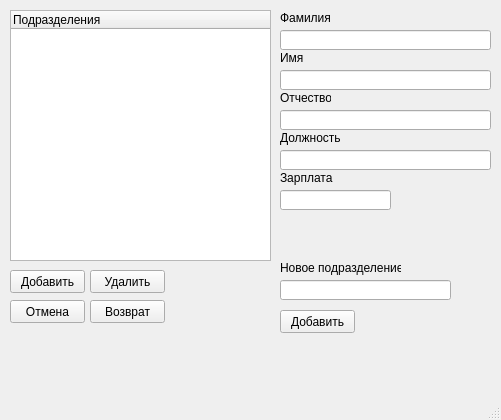
Above: mainwindow.ui from Seathe14/EmployeeAdderXML before the change. Below: the same form after it.
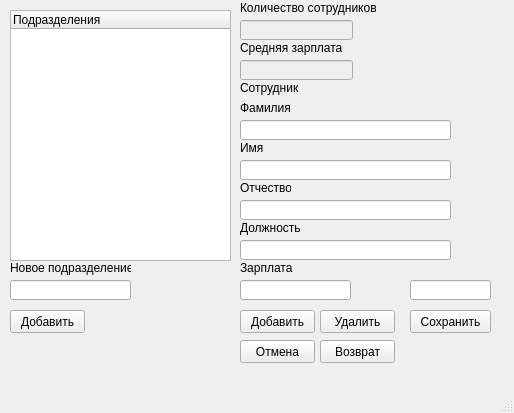
That is the form after the change.

Commit message: Beta XML EmployeeAdder

The edit to the form file:
```diff
--- a/mainwindow.ui
+++ b/mainwindow.ui
@@ -6,8 +6,8 @@
    <rect>
     <x>0</x>
     <y>0</y>
-    <width>501</width>
-    <height>420</height>
+    <width>514</width>
+    <height>413</height>
    </rect>
   </property>
   <property name="windowTitle">
@@ -19,7 +19,7 @@
      <rect>
       <x>10</x>
       <y>10</y>
-      <width>261</width>
+      <width>221</width>
       <height>251</height>
      </rect>
     </property>
@@ -32,8 +32,8 @@
    <widget class="QPushButton" name="addEmplBtn">
     <property name="geometry">
      <rect>
-      <x>10</x>
-      <y>270</y>
+      <x>240</x>
+      <y>310</y>
       <width>75</width>
       <height>23</height>
      </rect>
@@ -45,8 +45,8 @@
    <widget class="QLineEdit" name="surnameLE">
     <property name="geometry">
      <rect>
-      <x>280</x>
-      <y>30</y>
+      <x>240</x>
+      <y>120</y>
       <width>211</width>
       <height>20</height>
      </rect>
@@ -55,8 +55,8 @@
    <widget class="QLineEdit" name="nameLE">
     <property name="geometry">
      <rect>
-      <x>280</x>
-      <y>70</y>
+      <x>240</x>
+      <y>160</y>
       <width>211</width>
       <height>20</height>
      </rect>
@@ -65,8 +65,8 @@
    <widget class="QLineEdit" name="middleNameLE">
     <property name="geometry">
      <rect>
-      <x>280</x>
-      <y>110</y>
+      <x>240</x>
+      <y>200</y>
       <width>211</width>
       <height>20</height>
      </rect>
@@ -78,8 +78,8 @@
    <widget class="QLineEdit" name="jobLE">
     <property name="geometry">
      <rect>
-      <x>280</x>
-      <y>150</y>
+      <x>240</x>
+      <y>240</y>
       <width>211</width>
       <height>20</height>
      </rect>
@@ -88,8 +88,8 @@
    <widget class="QLineEdit" name="salaryLE">
     <property name="geometry">
      <rect>
-      <x>280</x>
-      <y>190</y>
+      <x>240</x>
+      <y>280</y>
       <width>111</width>
       <height>20</height>
      </rect>
@@ -98,8 +98,8 @@
    <widget class="QLabel" name="surnameLbl">
     <property name="geometry">
      <rect>
-      <x>280</x>
-      <y>10</y>
+      <x>240</x>
+      <y>100</y>
       <width>51</width>
       <height>16</height>
      </rect>
@@ -111,8 +111,8 @@
    <widget class="QLabel" name="nameLbl">
     <property name="geometry">
      <rect>
-      <x>280</x>
-      <y>50</y>
+      <x>240</x>
+      <y>140</y>
       <width>51</width>
       <height>16</height>
      </rect>
@@ -124,8 +124,8 @@
    <widget class="QLabel" name="middleNameLbl">
     <property name="geometry">
      <rect>
-      <x>280</x>
-      <y>90</y>
+      <x>240</x>
+      <y>180</y>
       <width>51</width>
       <height>16</height>
      </rect>
@@ -137,8 +137,8 @@
    <widget class="QLabel" name="jobLbl">
     <property name="geometry">
      <rect>
-      <x>280</x>
-      <y>130</y>
+      <x>240</x>
+      <y>220</y>
       <width>61</width>
       <height>16</height>
      </rect>
@@ -150,8 +150,8 @@
    <widget class="QLabel" name="salaryLbl">
     <property name="geometry">
      <rect>
-      <x>280</x>
-      <y>170</y>
+      <x>240</x>
+      <y>260</y>
       <width>61</width>
       <height>16</height>
      </rect>
@@ -163,8 +163,8 @@
    <widget class="QPushButton" name="delEmplBtn">
     <property name="geometry">
      <rect>
-      <x>90</x>
-      <y>270</y>
+      <x>320</x>
+      <y>310</y>
       <width>75</width>
       <height>23</height>
      </rect>
@@ -176,8 +176,8 @@
    <widget class="QPushButton" name="undoBtn">
     <property name="geometry">
      <rect>
-      <x>10</x>
-      <y>300</y>
+      <x>240</x>
+      <y>340</y>
       <width>75</width>
       <height>23</height>
      </rect>
@@ -189,9 +189,9 @@
    <widget class="QLineEdit" name="newDepartmentLE">
     <property name="geometry">
      <rect>
-      <x>280</x>
+      <x>10</x>
       <y>280</y>
-      <width>171</width>
+      <width>121</width>
       <height>20</height>
      </rect>
     </property>
@@ -199,7 +199,7 @@
    <widget class="QLabel" name="salaryLbl_2">
     <property name="geometry">
      <rect>
-      <x>280</x>
+      <x>10</x>
       <y>260</y>
       <width>121</width>
       <height>16</height>
@@ -212,7 +212,7 @@
    <widget class="QPushButton" name="addDepBtn">
     <property name="geometry">
      <rect>
-      <x>280</x>
+      <x>10</x>
       <y>310</y>
       <width>75</width>
       <height>23</height>
@@ -225,8 +225,8 @@
    <widget class="QPushButton" name="redoBtn">
     <property name="geometry">
      <rect>
-      <x>90</x>
-      <y>300</y>
+      <x>320</x>
+      <y>340</y>
       <width>75</width>
       <height>23</height>
      </rect>
@@ -235,6 +235,100 @@
      <string>Возврат</string>
     </property>
    </widget>
+   <widget class="QLineEdit" name="departmentEmployeeNumLE">
+    <property name="enabled">
+     <bool>false</bool>
+    </property>
+    <property name="geometry">
+     <rect>
+      <x>240</x>
+      <y>20</y>
+      <width>113</width>
+      <height>20</height>
+     </rect>
+    </property>
+   </widget>
+   <widget class="QLabel" name="departmentEmployeeNumLbl">
+    <property name="geometry">
+     <rect>
+      <x>240</x>
+      <y>0</y>
+      <width>141</width>
+      <height>16</height>
+     </rect>
+    </property>
+    <property name="text">
+     <string>Количество сотрудников</string>
+    </property>
+   </widget>
+   <widget class="QLabel" name="departmentAvgSalaryLbl">
+    <property name="geometry">
+     <rect>
+      <x>240</x>
+      <y>40</y>
+      <width>111</width>
+      <height>16</height>
+     </rect>
+    </property>
+    <property name="text">
+     <string>Средняя зарплата</string>
+    </property>
+   </widget>
+   <widget class="QLineEdit" name="departmentAvgSalaryLE">
+    <property name="enabled">
+     <bool>false</bool>
+    </property>
+    <property name="geometry">
+     <rect>
+      <x>240</x>
+      <y>60</y>
+      <width>113</width>
+      <height>20</height>
+     </rect>
+    </property>
+   </widget>
+   <widget class="QLabel" name="newEmployeeLbl">
+    <property name="geometry">
+     <rect>
+      <x>240</x>
+      <y>80</y>
+      <width>61</width>
+      <height>16</height>
+     </rect>
+    </property>
+    <property name="text">
+     <string>Сотрудник</string>
+    </property>
+   </widget>
+   <widget class="QLineEdit" name="saveLE">
+    <property name="geometry">
+     <rect>
+      <x>410</x>
+      <y>280</y>
+      <width>81</width>
+      <height>20</height>
+     </rect>
+    </property>
+    <property name="inputMask">
+     <string/>
+    </property>
+    <property name="text">
+     <string/>
+    </property>
+   </widget>
+   <widget class="QPushButton" name="saveBtn">
+    <property name="geometry">
+     <rect>
+      <x>410</x>
+      <y>310</y>
+      <width>81</width>
+      <height>23</height>
+     </rect>
+    </property>
+    <property name="text">
+     <string>Сохранить</string>
+    </property>
+   </widget>
   </widget>
   <widget class="QMenuBar" name="menubar">
    <property name="geometry">
```
Left out of the diff: 2 changed lines with no effect on the pictures. The commit also changes 7 other files.
